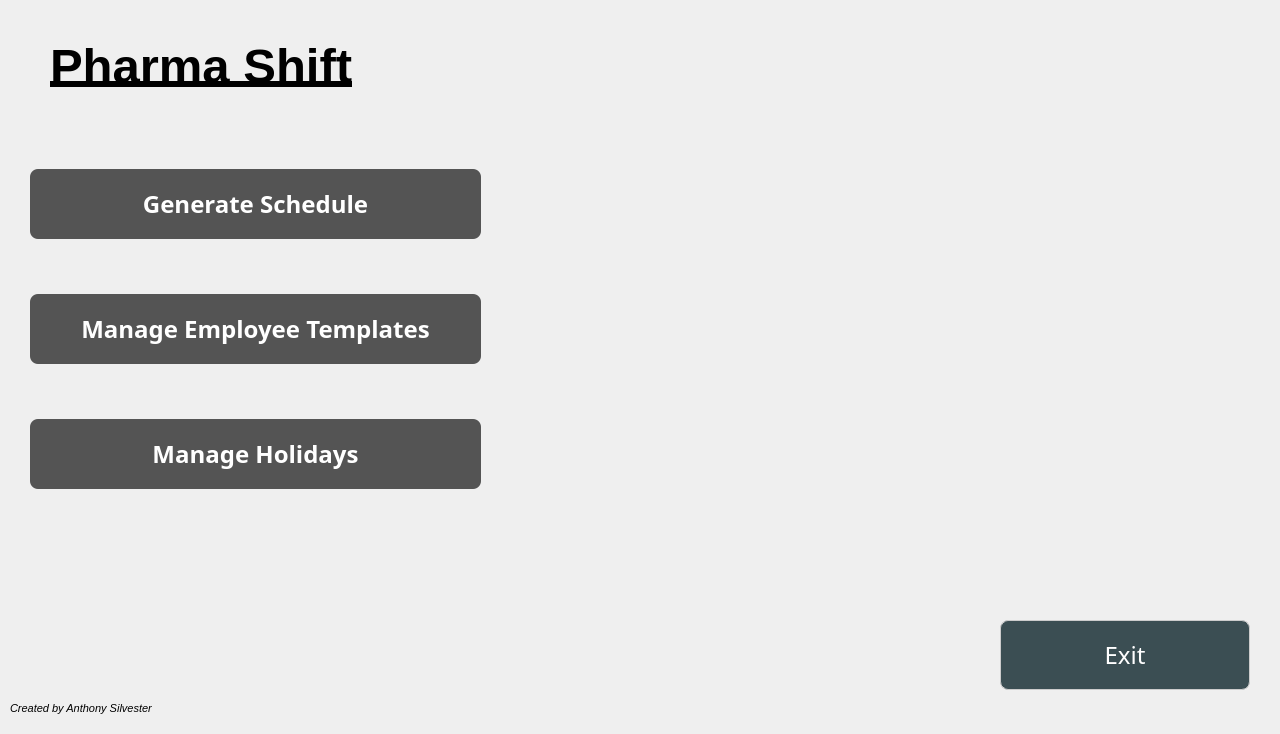
Qt form ui_files/home.ui (Asilve/PharmaShift) before a commit.
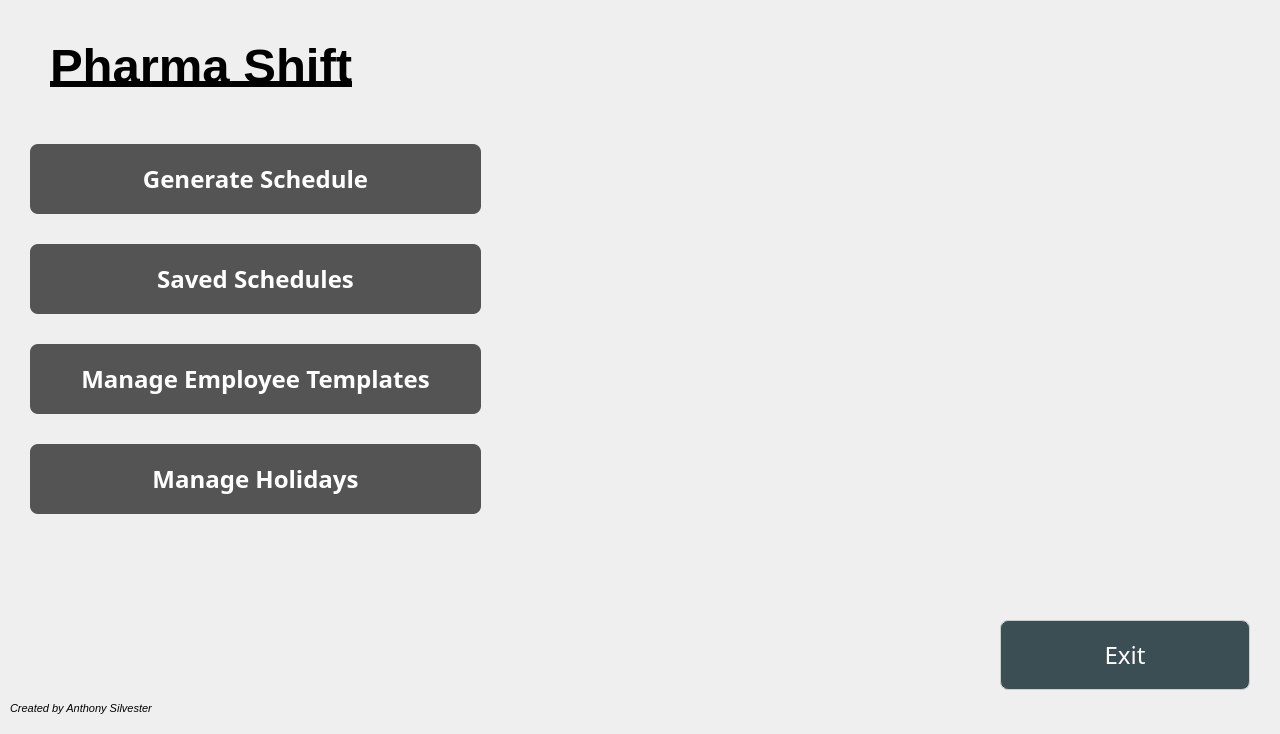
The same form after that commit. Icons and pictures are not drawn.

Commit message: implement schedule persistence

```diff
--- a/ui_files/home.ui
+++ b/ui_files/home.ui
@@ -332,6 +332,50 @@
       </property>
      </widget>
     </item>
+    <item>
+     <widget class="QPushButton" name="saved_schedule_button">
+      <property name="sizePolicy">
+       <sizepolicy hsizetype="Minimum" vsizetype="Fixed">
+        <horstretch>0</horstretch>
+        <verstretch>0</verstretch>
+       </sizepolicy>
+      </property>
+      <property name="minimumSize">
+       <size>
+        <width>250</width>
+        <height>70</height>
+       </size>
+      </property>
+      <property name="font">
+       <font>
+        <family>Arial Black</family>
+        <pointsize>18</pointsize>
+        <fontweight>DemiBold</fontweight>
+       </font>
+      </property>
+      <property name="styleSheet">
+       <string notr="true">QPushButton {
+    background-color: #545454;
+    color: white;
+    border: none;
+    border-radius: 8px;
+    padding: 10px 20px;
+    font-weight: 600;
+}
+
+QPushButton:hover {
+    background-color: #3D8589;
+}
+
+QPushButton:pressed {
+    background-color: #24585B;
+}</string>
+      </property>
+      <property name="text">
+       <string>Saved Schedules</string>
+      </property>
+     </widget>
+    </item>
     <item>
      <widget class="QPushButton" name="templates_button">
       <property name="sizePolicy">
```
The commit also changes 21 other files.
